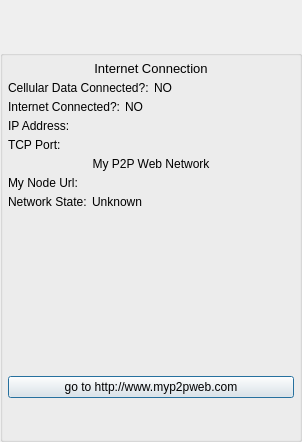
Qt form GoTvApps/GoTvCommon/Forms/ActivityNetworkStatus.ui (brettrjones/gotvptop) before a commit.
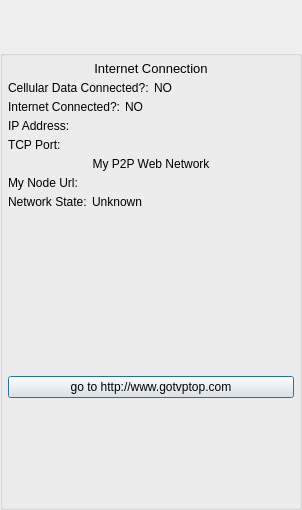
The same form after that commit. Icons and pictures are not drawn. Custom widgets are drawn as their Qt base class.

The edit to the form file:
```diff
--- a/GoTvApps/GoTvCommon/Forms/ActivityNetworkStatus.ui
+++ b/GoTvApps/GoTvCommon/Forms/ActivityNetworkStatus.ui
@@ -7,7 +7,7 @@
     <x>0</x>
     <y>0</y>
     <width>302</width>
-    <height>442</height>
+    <height>510</height>
    </rect>
   </property>
   <property name="minimumSize">
@@ -25,75 +25,6 @@
   <property name="windowTitle">
    <string>About P2PThing</string>
   </property>
-  <property name="styleSheet">
-   <string notr="true">QDialog#ActivityAbout
-{   
-color: transparent;
-background-color: transparent;
-border: 1px solid transparent;
-border-radius: 8px; 
-}
-
-#StyledDlgTitleBox
-{   
-color: black;
-background-color: rgb(50,238,17);
-border: 2px solid green;
-border-top-left-radius: 8px; 
-border-top-right-radius: 8px;
-}
-
-#StyledDlgTitleLabel
-{   
-color: black;
-}
-
-#StyledDlgItemsBox
-{   
-background-color: rgb(50,238,17);
-border: 2px solid green;
-border-top-color: green; 
-border-bottom-left-radius: 8px; 
-border-bottom-right-radius: 8px;
-}
-QPushButton#CancelButton
-{
-color: white;
-font: bold 14px;
-border-width: 10;
-border-image: url(:/MyP2PWeb/Resources/button_green_normal.png) 10;
-padding: -10;
-}
-QPushButton#CancelButton:pressed
-{
-border-width: 10;
-border-image: url(:/MyP2PWeb/Resources/button_green_pressed.png) 10;
-padding: -10;
-}
-QPushButton#AcceptButton
-{
-color: white;
-font: bold 14px;
-border-width: 10;
-border-image: url(:/MyP2PWeb/Resources/button_green_normal.png) 10;
-padding: -10;
-}
-QPushButton#AcceptButton:pressed
-{
-border-width: 10;
-border-image: url(:/MyP2PWeb/Resources/button_green_pressed.png) 10;
-padding: -10;
-}
-QLabel#PermissionLabel
-{
-font: bold 14px;
-}
-QLineEdit#FileNameEdit
-{
-background-color: rgb(238,238,238);
-}
-QPlainTextEdit#OfferMsgEdit</string>
-  </property>
   <layout class="QVBoxLayout" name="verticalLayout">
    <property name="spacing">
     <number>0</number>
@@ -385,7 +316,7 @@
       <item>
        <widget class="QPushButton" name="gotoWebsiteButton">
         <property name="text">
-         <string>go to http://www.myp2pweb.com</string>
+         <string>go to http://www.gotvptop.com</string>
         </property>
        </widget>
       </item>
@@ -414,6 +345,12 @@
    <header>TitleBarWidget.h</header>
    <container>1</container>
   </customwidget>
+  <customwidget>
+   <class>BottomBarWidget</class>
+   <extends>QWidget</extends>
+   <header location="global">BottomBarWidget.h</header>
+   <container>1</container>
+  </customwidget>
  </customwidgets>
  <resources/>
  <connections/>
```
Left out of the diff: 41 changed lines with no effect on the pictures.
